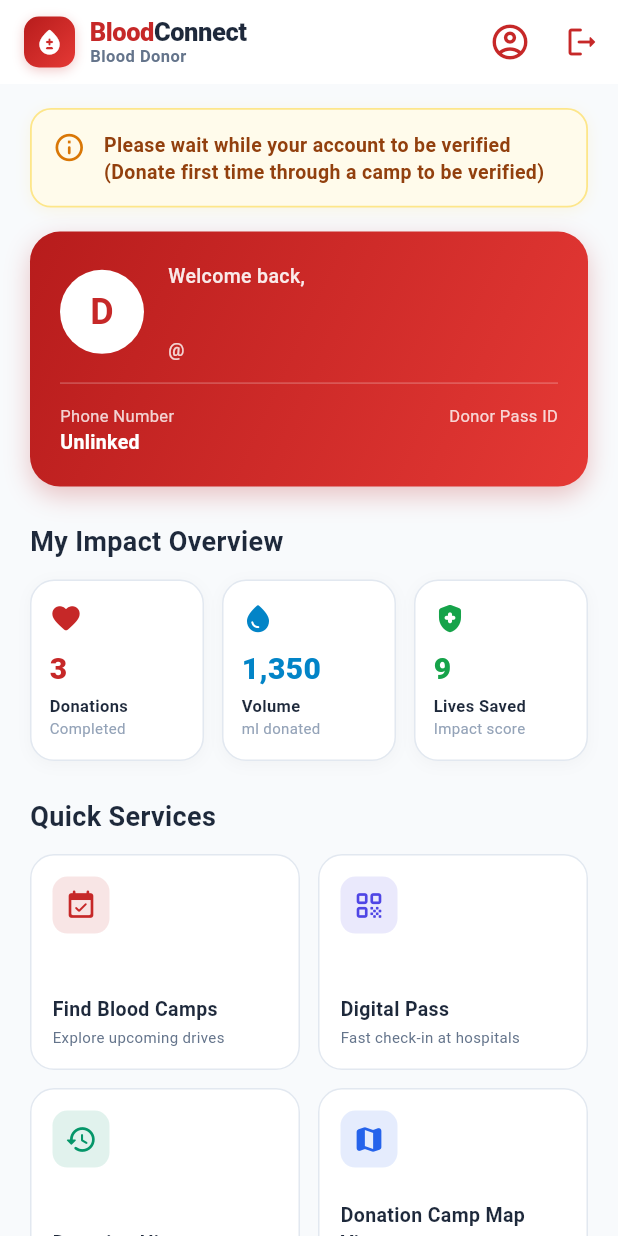
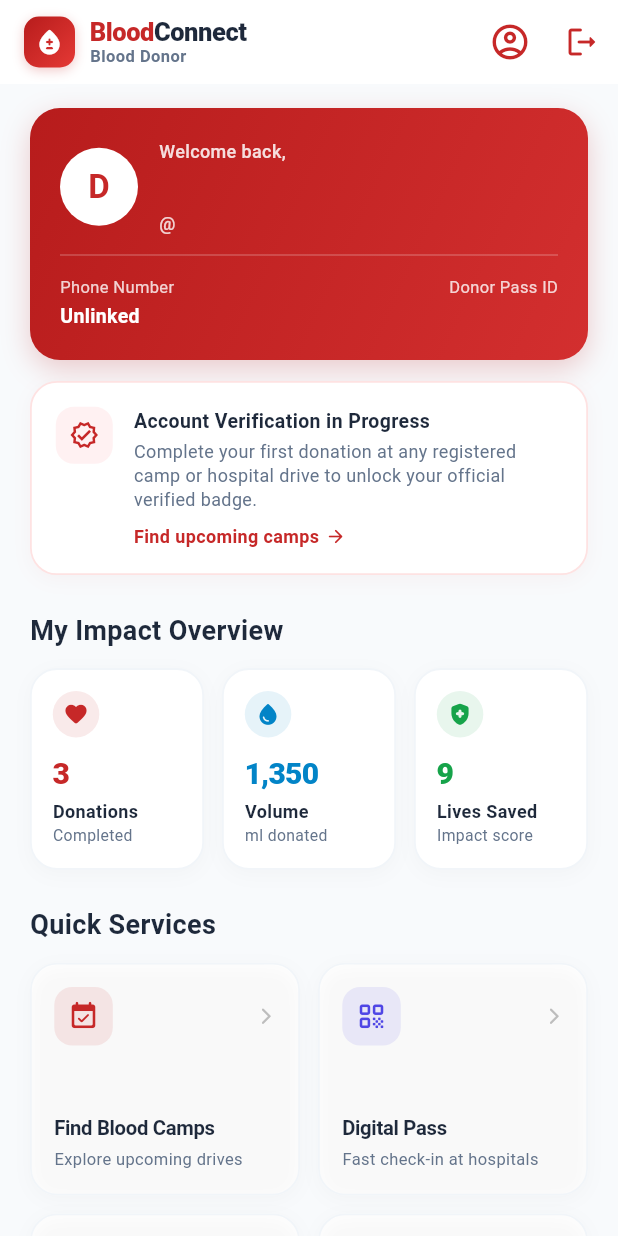
Before and after one commit to BloodConnectSL/mobile-app, a Flutter app: the DonorDashboardScreen screen opened directly with empty values, on a phone screen of 412 x 824 dp. Run offline on Flutter 3.47's test engine with Material 3 defaults, Android fonts, the phone set to English and light mode, and no system bars; our stand-ins replace flutter_map, geolocator, latlong2, qr_flutter.

Commit message:
feat: position welcome card first, add pleasing verification progress notice, and refine UI/UX to minimalist PickMe/Uber style

```diff
--- a/lib/screens/donor_dashboard_screen.dart
+++ b/lib/screens/donor_dashboard_screen.dart
@@ -194,61 +194,21 @@ class _DonorDashboardScreenState extends State<DonorDashboardScreen> {
           child: Column(
             crossAxisAlignment: CrossAxisAlignment.start,
             children: [
-              // Pending Verification Banner
-              if (!isVerified) ...[
-                Container(
-                  width: double.infinity,
-                  margin: const EdgeInsets.only(bottom: 16),
-                  padding: const EdgeInsets.all(14),
-                  decoration: BoxDecoration(
-                    color: const Color(0xFFFFFBEB),
-                    borderRadius: BorderRadius.circular(14),
-                    border: Border.all(color: const Color(0xFFFDE68A), width: 1.2),
-                    boxShadow: [
-                      BoxShadow(
-                        color: Colors.amber.withValues(alpha: 0.1),
-                        blurRadius: 8,
-                        offset: const Offset(0, 2),
-                      ),
-                    ],
-                  ),
-                  child: const Row(
-                    crossAxisAlignment: CrossAxisAlignment.start,
-                    children: [
-                      Icon(Icons.info_outline_rounded,
-                          color: Color(0xFFD97706), size: 22),
-                      SizedBox(width: 12),
-                      Expanded(
-                        child: Text(
-                          'Please wait while your account to be verified (Donate first time through a camp to be verified)',
-                          style: TextStyle(
-                            color: Color(0xFF92400E),
-                            fontSize: 13,
-                            fontWeight: FontWeight.w600,
-                            height: 1.4,
-                          ),
-                        ),
-                      ),
-                    ],
-                  ),
-                ),
-              ],
-
-              // User Greeting & Role Banner
+              // 1. User Greeting Hero Card (At the very top)
               Container(
                 width: double.infinity,
                 padding: const EdgeInsets.all(20),
                 decoration: BoxDecoration(
                   gradient: const LinearGradient(
-                    colors: [Color(0xFFB71C1C), Color(0xFFE53935)],
+                    colors: [Color(0xFFB71C1C), Color(0xFFD32F2F)],
                     begin: Alignment.topLeft,
                     end: Alignment.bottomRight,
                   ),
                   borderRadius: BorderRadius.circular(20),
                   boxShadow: [
                     BoxShadow(
-                      color: const Color(0xFFB71C1C).withValues(alpha: 0.25),
-                      blurRadius: 14,
+                      color: const Color(0xFFB71C1C).withValues(alpha: 0.22),
+                      blurRadius: 16,
                       offset: const Offset(0, 6),
                     ),
                   ],
@@ -259,18 +219,18 @@ class _DonorDashboardScreenState extends State<DonorDashboardScreen> {
                     Row(
                       children: [
                         CircleAvatar(
-                          radius: 28,
+                          radius: 26,
                           backgroundColor: Colors.white,
                           child: Text(
                             username.isNotEmpty ? username[0].toUpperCase() : 'D',
                             style: const TextStyle(
-                              fontSize: 24,
+                              fontSize: 22,
                               fontWeight: FontWeight.bold,
                               color: AppTheme.primaryCrimson,
                             ),
                           ),
                         ),
-                        const SizedBox(width: 16),
+                        const SizedBox(width: 14),
                         Expanded(
                           child: Column(
                             crossAxisAlignment: CrossAxisAlignment.start,
@@ -278,8 +238,8 @@ class _DonorDashboardScreenState extends State<DonorDashboardScreen> {
                               Text(
                                 'Welcome back,',
                                 style: TextStyle(
-                                  color: Colors.white.withValues(alpha: 0.9),
-                                  fontSize: 13,
+                                  color: Colors.white.withValues(alpha: 0.85),
+                                  fontSize: 12,
                                   fontWeight: FontWeight.w500,
                                 ),
                               ),
@@ -289,6 +249,7 @@ class _DonorDashboardScreenState extends State<DonorDashboardScreen> {
                                   color: Colors.white,
                                   fontSize: 20,
                                   fontWeight: FontWeight.bold,
+                                  letterSpacing: -0.2,
                                 ),
                                 maxLines: 1,
                                 overflow: TextOverflow.ellipsis,
@@ -302,14 +263,12 @@ class _DonorDashboardScreenState extends State<DonorDashboardScreen> {
                                   fontWeight: FontWeight.w500,
                                 ),
                               ),
-
-
                             ],
                           ),
                         ),
                       ],
                     ),
-                    const Divider(color: Colors.white24, height: 28),
+                    const Divider(color: Colors.white24, height: 26),
                     Row(
                       mainAxisAlignment: MainAxisAlignment.spaceBetween,
                       children: [
@@ -323,6 +282,7 @@ class _DonorDashboardScreenState extends State<DonorDashboardScreen> {
                                 fontSize: 11,
                               ),
                             ),
+                            const SizedBox(height: 2),
                             Text(
                               phone.isNotEmpty ? phone : 'Unlinked',
                               style: const TextStyle(
@@ -343,6 +303,7 @@ class _DonorDashboardScreenState extends State<DonorDashboardScreen> {
                                 fontSize: 11,
                               ),
                             ),
+                            const SizedBox(height: 2),
                             Text(
                               qrRef,
                               style: const TextStyle(
@@ -359,7 +320,103 @@ class _DonorDashboardScreenState extends State<DonorDashboardScreen> {
                   ],
                 ),
               ),
+
+              // 2. Pleasing Pending Verification Notice (Positioned after Welcome Card)
+              if (!isVerified) ...[
+                Container(
+                  width: double.infinity,
+                  margin: const EdgeInsets.only(top: 14),
+                  padding: const EdgeInsets.all(16),
+                  decoration: BoxDecoration(
+                    color: Colors.white,
+                    borderRadius: BorderRadius.circular(18),
+                    border: Border.all(color: const Color(0xFFFEE2E2), width: 1.2),
+                    boxShadow: [
+                      BoxShadow(
+                        color: const Color(0xFFB71C1C).withValues(alpha: 0.04),
+                        blurRadius: 10,
+                        offset: const Offset(0, 3),
+                      ),
+                    ],
+                  ),
+                  child: Row(
+                    crossAxisAlignment: CrossAxisAlignment.start,
+                    children: [
+                      Container(
+                        padding: const EdgeInsets.all(9),
+                        decoration: BoxDecoration(
+                          color: const Color(0xFFFFF1F2),
+                          borderRadius: BorderRadius.circular(12),
+                        ),
+                        child: const Icon(
+                          Icons.verified_outlined,
+                          color: AppTheme.primaryCrimson,
+                          size: 20,
+                        ),
+                      ),
+                      const SizedBox(width: 14),
+                      Expanded(
+                        child: Column(
+                          crossAxisAlignment: CrossAxisAlignment.start,
+                          children: [
+                            const Text(
+                              'Account Verification in Progress',
+                              style: TextStyle(
+                                color: AppTheme.textPrimary,
+                                fontSize: 13,
+                                fontWeight: FontWeight.w700,
+                              ),
+                            ),
+                            const SizedBox(height: 3),
+                            const Text(
+                              'Complete your first donation at any registered camp or hospital drive to unlock your official verified badge.',
+                              style: TextStyle(
+                                color: AppTheme.textSecondary,
+                                fontSize: 12,
+                                height: 1.35,
+                              ),
+                            ),
+                            const SizedBox(height: 8),
+                            InkWell(
+                              onTap: () {
+                                Navigator.of(context).push(
+                                  MaterialPageRoute(
+                                    builder: (_) => BloodCampsScreen(
+                                      initialUserData: userData,
+                                    ),
+                                  ),
+                                );
+                              },
+                              borderRadius: BorderRadius.circular(6),
+                              child: const Row(
+                                mainAxisSize: MainAxisSize.min,
+                                children: [
+                                  Text(
+                                    'Find upcoming camps',
+                                    style: TextStyle(
+                                      color: AppTheme.primaryCrimson,
+                                      fontSize: 12,
+                                      fontWeight: FontWeight.bold,
+                                    ),
+                                  ),
+                                  SizedBox(width: 4),
+                                  Icon(
+                                    Icons.arrow_forward_rounded,
+                                    size: 14,
+                                    color: AppTheme.primaryCrimson,
+                                  ),
+                                ],
+                              ),
+                            ),
+                          ],
+                        ),
+                      ),
+                    ],
+                  ),
+                ),
+              ],
               const SizedBox(height: 24),
+
 
               // Impact Metrics
               const Text(
@@ -417,8 +474,9 @@ class _DonorDashboardScreenState extends State<DonorDashboardScreen> {
                 physics: const NeverScrollableScrollPhysics(),
                 mainAxisSpacing: 12,
                 crossAxisSpacing: 12,
-                childAspectRatio: 1.25,
+                childAspectRatio: 1.16,
                 children: [
+
                   _buildActionCard(
                     icon: Icons.event_available_rounded,
                     label: 'Find Blood Camps',
@@ -527,46 +585,54 @@ class _DonorDashboardScreenState extends State<DonorDashboardScreen> {
   }) {
     return Expanded(
       child: Container(
-        padding: const EdgeInsets.symmetric(horizontal: 12, vertical: 14),
+        padding: const EdgeInsets.symmetric(horizontal: 14, vertical: 14),
         decoration: BoxDecoration(
           color: Colors.white,
-          borderRadius: BorderRadius.circular(16),
-          border: Border.all(color: const Color(0xFFE2E8F0)),
+          borderRadius: BorderRadius.circular(18),
+          border: Border.all(color: const Color(0xFFF1F5F9), width: 1.2),
           boxShadow: [
             BoxShadow(
-              color: Colors.black.withValues(alpha: 0.03),
-              blurRadius: 8,
-              offset: const Offset(0, 2),
+              color: Colors.black.withValues(alpha: 0.025),
+              blurRadius: 10,
+              offset: const Offset(0, 3),
             ),
           ],
         ),
         child: Column(
           crossAxisAlignment: CrossAxisAlignment.start,
           children: [
-            Icon(icon, size: 22, color: color),
-            const SizedBox(height: 8),
+            Container(
+              padding: const EdgeInsets.all(7),
+              decoration: BoxDecoration(
+                color: color.withValues(alpha: 0.1),
+                shape: BoxShape.circle,
+              ),
+              child: Icon(icon, size: 17, color: color),
+            ),
+            const SizedBox(height: 10),
             Text(
               value,
               style: TextStyle(
                 fontSize: 20,
                 fontWeight: FontWeight.w800,
                 color: color,
+                letterSpacing: -0.5,
               ),
             ),
             const SizedBox(height: 2),
             Text(
               title,
               style: const TextStyle(
-                fontSize: 11,
-                fontWeight: FontWeight.w600,
+                fontSize: 12,
+                fontWeight: FontWeight.w700,
                 color: AppTheme.textPrimary,
               ),
             ),
             Text(
               subtitle,
               style: const TextStyle(
-                fontSize: 10,
-                color: AppTheme.textMuted,
+                fontSize: 10.5,
+                color: AppTheme.textSecondary,
               ),
             ),
           ],
@@ -584,28 +650,46 @@ class _DonorDashboardScreenState extends State<DonorDashboardScreen> {
   }) {
     return Material(
       color: Colors.white,
-      borderRadius: BorderRadius.circular(16),
-      elevation: 0,
+      borderRadius: BorderRadius.circular(18),
       child: InkWell(
         onTap: onTap,
-        borderRadius: BorderRadius.circular(16),
+        borderRadius: BorderRadius.circular(18),
+        splashColor: color.withValues(alpha: 0.08),
+        highlightColor: color.withValues(alpha: 0.04),
         child: Container(
-          padding: const EdgeInsets.all(14),
+          padding: const EdgeInsets.all(15),
           decoration: BoxDecoration(
-            borderRadius: BorderRadius.circular(16),
-            border: Border.all(color: const Color(0xFFE2E8F0)),
+            borderRadius: BorderRadius.circular(18),
+            border: Border.all(color: const Color(0xFFF1F5F9), width: 1.2),
+            boxShadow: [
+              BoxShadow(
+                color: Colors.black.withValues(alpha: 0.025),
+                blurRadius: 10,
+                offset: const Offset(0, 3),
+              ),
+            ],
           ),
           child: Column(
             crossAxisAlignment: CrossAxisAlignment.start,
             mainAxisAlignment: MainAxisAlignment.spaceBetween,
             children: [
-              Container(
-                padding: const EdgeInsets.all(8),
-                decoration: BoxDecoration(
-                  color: color.withValues(alpha: 0.12),
-                  borderRadius: BorderRadius.circular(10),
-                ),
-                child: Icon(icon, color: color, size: 22),
+              Row(
+                mainAxisAlignment: MainAxisAlignment.spaceBetween,
+                children: [
+                  Container(
+                    padding: const EdgeInsets.all(9),
+                    decoration: BoxDecoration(
+                      color: color.withValues(alpha: 0.1),
+                      borderRadius: BorderRadius.circular(12),
+                    ),
+                    child: Icon(icon, color: color, size: 21),
+                  ),
+                  Icon(
+                    Icons.arrow_forward_ios_rounded,
+                    size: 13,
+                    color: Colors.grey.shade400,
+                  ),
+                ],
               ),
               Column(
                 crossAxisAlignment: CrossAxisAlignment.start,
@@ -613,16 +697,17 @@ class _DonorDashboardScreenState extends State<DonorDashboardScreen> {
                   Text(
                     label,
                     style: const TextStyle(
-                      fontSize: 13,
-                      fontWeight: FontWeight.bold,
+                      fontSize: 13.5,
+                      fontWeight: FontWeight.w700,
                       color: AppTheme.textPrimary,
+                      letterSpacing: -0.2,
                     ),
                   ),
-                  const SizedBox(height: 2),
+                  const SizedBox(height: 3),
                   Text(
                     description,
                     style: const TextStyle(
-                      fontSize: 10,
+                      fontSize: 11,
                       color: AppTheme.textSecondary,
                     ),
                     maxLines: 1,
@@ -636,6 +721,7 @@ class _DonorDashboardScreenState extends State<DonorDashboardScreen> {
       ),
     );
   }
+
 
   void _showPassModal(
       BuildContext context, String qrRef, String qrData, String fullName) {
```
